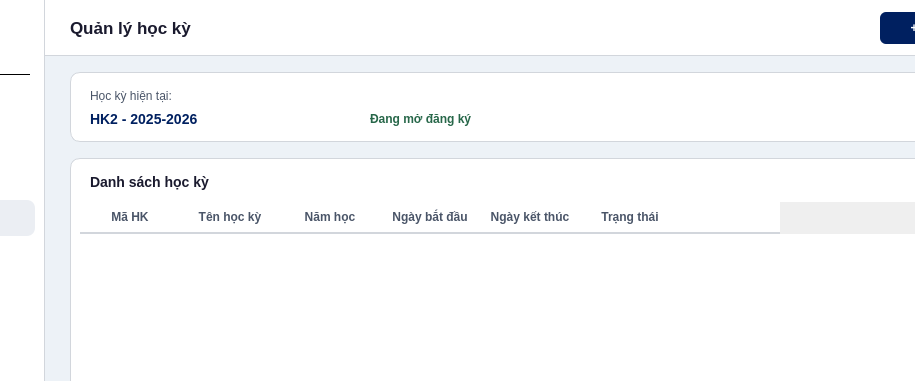
Qt form frontend/ui/admin_semester.ui (abcxyzawe/BaiTapLonPy) before a commit; both pictures show x 185 to 1100 and y 0 to 381 of the 1100 by 700 pixel window.
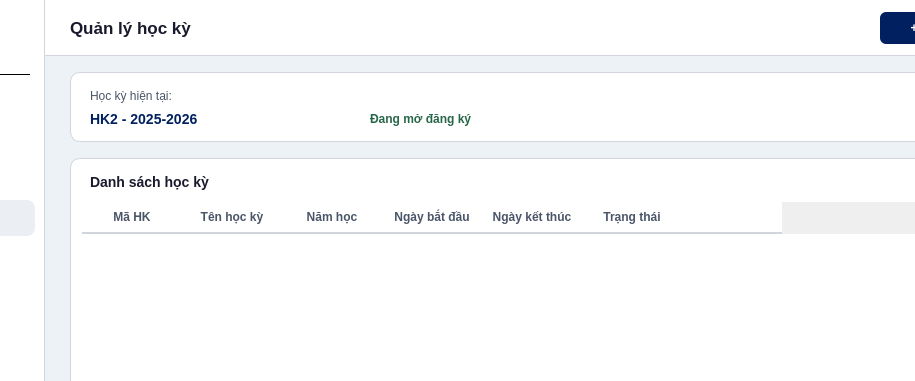
The same form after that commit.

The edit to the form file:
```diff
--- a/frontend/ui/admin_semester.ui
+++ b/frontend/ui/admin_semester.ui
@@ -209,7 +209,7 @@
     </widget>
 
     <widget class="QTableWidget" name="tblSemesters">
-     <property name="geometry"><rect><x>10</x><y>44</y><width>950</width><height>484</height></rect></property>
+     <property name="geometry"><rect><x>12</x><y>44</y><width>946</width><height>484</height></rect></property>
      <property name="styleSheet"><string notr="true">
 QTableWidget {
   background: white;
```
